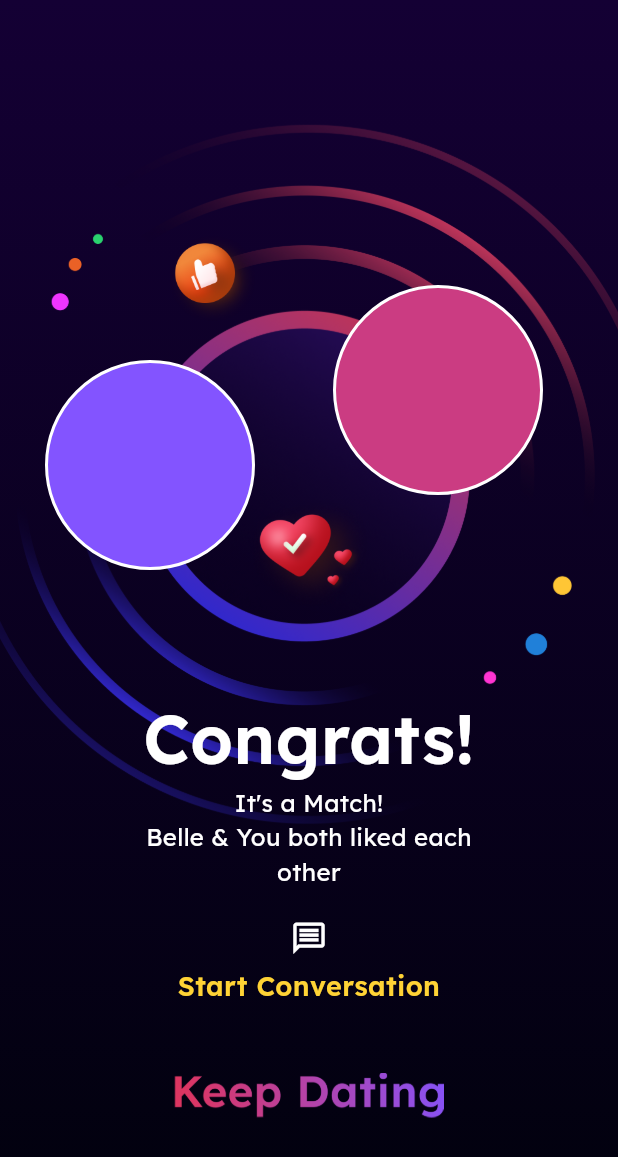
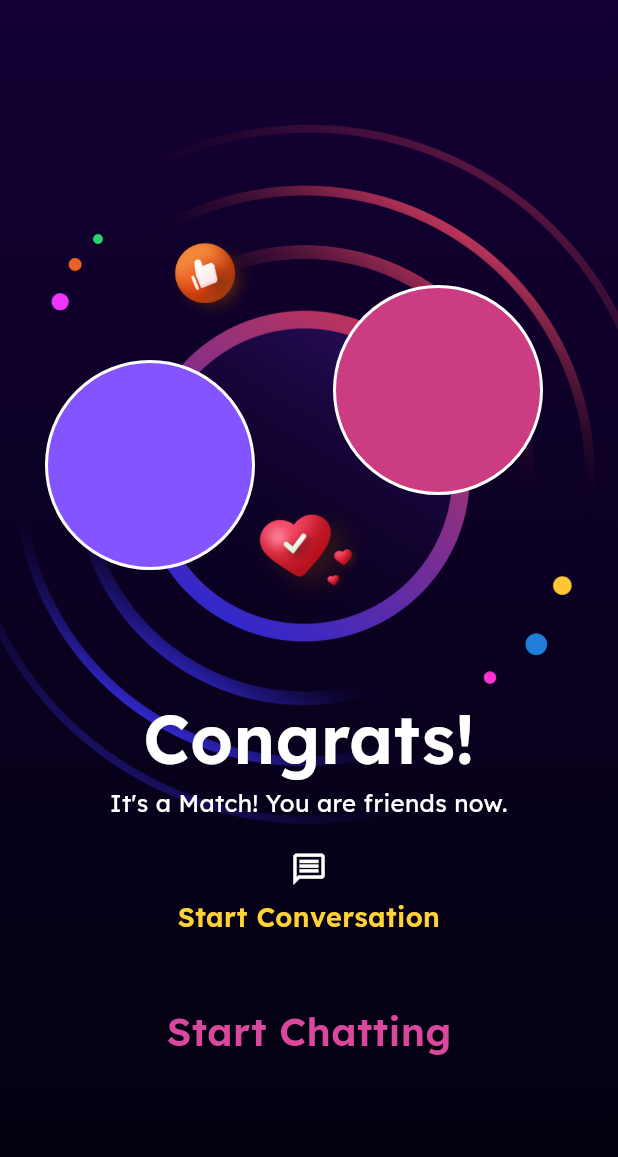
Before and after one commit to Ahmad-code916/destined_app, a Flutter app: the MatchSceen screen opened directly, on a phone screen of 412 x 824 dp. Shown: the top 1157 px of the screen. Run offline on Flutter 3.47's test engine with Material 3 defaults, Android fonts, the phone set to English and light mode, and no system bars; our stand-ins replace adaptive_dialog, cached_network_image, cloud_firestore, firebase_auth, firebase_core, flutter_card_swiper and 6 more; accounts and stored records are empty.

Commit message:
Do Some Changes

```diff
--- a/lib/main.dart
+++ b/lib/main.dart
@@ -13,7 +13,7 @@ void main() async {
   await Firebase.initializeApp(options: DefaultFirebaseOptions.currentPlatform);
   Supabase.initialize(
     anonKey:
-        'eyJhbGciOiJIUzI1NiIsInR5cCI6IkpXVCJ9.eyJpc3MiOiJzdXBhYmFzZSIsInJlZiI6InZhcG11Z2Npa3p4bGV4dnVwY3ZkIiwicm9sZSI6ImFub24iLCJpYXQiOjE3NTUzMjc4NTQsImV4cCI6MjA3MDkwMzg1NH0.DYC7K8cEOWKb9pRyX12o4TneJo8FpIdBAukY0P_0PgA',
+        'eyJhbGciOiJIUzI1NiIsInR5cCI6IkpXVCJ9.eyJpc3MiOiJzdXBhYmFzZSzIsInJlZiI6InZhcG11Z2Npa3p4bGV4dnVwY3ZkIiwicm9sZSI6ImFub24iLCJpYXQiOjE3NTUzMjc4NTQsImV4cCI6MjA3MDkwMzg1NH0.DYC7K8cEOWKb9pRyX12o4TneJo8FpIdBAukY0P_0PgA',
     url: 'https://vapmugcikzxlexvupcvd.supabase.co',
   );
 
--- a/lib/screens/home_swipe_screen/home_swipre_screen.dart
+++ b/lib/screens/home_swipe_screen/home_swipre_screen.dart
@@ -88,9 +88,6 @@ class HomeSwipreScreen extends StatelessWidget {
                                                 controller.userList.length == 2
                                             ? 2
                                             : 1,
-                                    // controller.userList.length < 2
-                                    //     ? controller.userList.length
-                                    //     : 2,
                                     cardsCount: controller.userList.length,
                                     cardBuilder: (context, index, prev, ind) {
                                       final user = controller.userList[index];
--- a/lib/screens/match_screen/match_sceen.dart
+++ b/lib/screens/match_screen/match_sceen.dart
@@ -127,9 +127,12 @@ class MatchSceen extends StatelessWidget {
                               onTap: () {
                                 Get.back();
                               },
-                              child: Image.asset(
-                                AppImages.keepDatingText,
-                                height: 30,
+                              child: Text(
+                                AppStrings.startChatting.tr,
+                                style: AppTextStyle.pinkMedium.copyWith(
+                                  fontSize: 26,
+                                  fontWeight: FontWeight.w600,
+                                ),
                               ),
                             ),
                             AppFunctions.height(20),
--- a/lib/screens/profile_screen/profile_screen.dart
+++ b/lib/screens/profile_screen/profile_screen.dart
@@ -210,6 +210,14 @@ class ProfileScreen extends StatelessWidget {
                                         ),
                                         child: CachedNetworkImage(
                                           imageUrl: image,
+                                          placeholder:
+                                              (context, url) => Center(
+                                                child:
+                                                    CircularProgressIndicator(
+                                                      color:
+                                                          AppColors.whiteColor,
+                                                    ),
+                                              ),
                                         ),
                                       );
                                     },
--- a/lib/utils/app_strings.dart
+++ b/lib/utils/app_strings.dart
@@ -50,13 +50,14 @@ class AppStrings extends Translations {
   static const String interest = 'Interest';
   static const String congrats = 'Congrats!';
   static const String congratsSubStr =
-      'It\'s a Match!\nBelle & You both liked each\nother';
+      // 'It\'s a Match!\nBelle & You both liked each\nother';
+      'It\'s a Match! You are friends now.';
   static const String startConversation = 'Start Conversation';
   static const String bePatient = 'Be Patient';
   static const String bePatientSubStr =
       'Don\'t lose heart, keep\nbrowsing to find your best\nmatch';
   static const String addNewMessage = 'Add New Message';
-  static const String newMatches = 'All Matches';
+  static const String newMatches = 'All Friends';
   static const String allMessages = 'All Messages';
   static const String login = 'Login';
   static const String logOut = 'Log Out';
@@ -66,6 +67,7 @@ class AppStrings extends Translations {
   static const String logout = 'LogOut';
   static const String selectDate = 'Select Date';
   static const String saveEdit = 'Save Edit';
+  static const String startChatting = 'Start Chatting';
 
   @override
   Map<String, Map<String, String>> get keys => {
@@ -118,13 +120,13 @@ class AppStrings extends Translations {
       select: 'Select',
       interest: 'Interest',
       congrats: 'Congrats!',
-      congratsSubStr: 'It\'s a Match!\nBelle & You both liked each\nother',
+      congratsSubStr: 'It\'s a Match! You are friends now.',
       startConversation: 'Start Conversation',
       bePatient: 'Be Patient',
       bePatientSubStr:
           'Don\'t lose heart, keep\nbrowsing to find your best\nmatch',
       addNewMessage: 'Add New Message',
-      newMatches: 'All Matches',
+      newMatches: 'All Friends',
       allMessages: 'All Messages',
       login: 'Login',
       logOut: 'Log Out',
@@ -134,6 +136,7 @@ class AppStrings extends Translations {
       // logOut: 'LogOut',
       selectDate: 'Select Date',
       saveEdit: 'Save Edit',
+      startChatting: 'Start Chatting',
     },
     'ur_PK': {
       onlineDatingApp: 'آن لائن ڈیٹنگ ایپ',
@@ -184,13 +187,13 @@ class AppStrings extends Translations {
       select: 'منتخب کریں',
       interest: 'دلچسپی',
       congrats: 'مبارک ہو!',
-      congratsSubStr: 'یہ میچ بن گیا!\nبیل اور آپ دونوں کو ایک دوسرے پسند آئے',
+      congratsSubStr: 'مبارک ہو! آپ دونوں کی جوڑی بن گئی ہے، اب آپ دوست ہیں۔',
       startConversation: 'گفتگو شروع کریں',
       bePatient: 'صبر کریں',
       bePatientSubStr:
           'حوصلہ مت ہاریں، اپنی بہترین جوڑی تلاش کرنے کے لیے\nتلاش جاری رکھیں',
       addNewMessage: 'نیا پیغام شامل کریں',
-      newMatches: 'تمام میچز',
+      newMatches: 'تمام دوست',
       allMessages: 'تمام پیغامات',
       login: 'لاگ ان',
       logOut: 'لاگ آؤٹ',
@@ -200,6 +203,7 @@ class AppStrings extends Translations {
       logout: 'لاگ آؤٹ',
       selectDate: 'تاریخ منتخب کریں',
       saveEdit: 'تبدیلی محفوظ کریں',
+      startChatting: 'چیٹنگ شروع کریں',
     },
   };
 }
```
